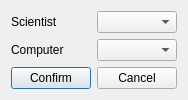
atlie15/GraphicalUI, file GUI/ui/addconnectiondialog.ui: the form before one commit.
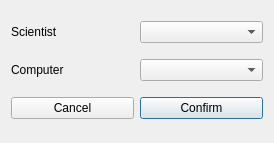
The form after the commit. Icons and pictures are not drawn.

Patch:
```diff
--- a/GUI/ui/addconnectiondialog.ui
+++ b/GUI/ui/addconnectiondialog.ui
@@ -9,8 +9,8 @@
    <rect>
     <x>0</x>
     <y>0</y>
-    <width>174</width>
-    <height>117</height>
+    <width>274</width>
+    <height>143</height>
    </rect>
   </property>
   <property name="sizePolicy">
@@ -22,45 +22,65 @@
   <property name="windowTitle">
    <string>Scientist + Computer</string>
   </property>
-  <layout class="QFormLayout" name="formLayout">
-   <property name="sizeConstraint">
-    <enum>QLayout::SetFixedSize</enum>
-   </property>
-   <item row="2" column="0">
+  <layout class="QVBoxLayout" name="verticalLayout">
+   <item>
+    <layout class="QHBoxLayout" name="horizontalLayout">
+     <item>
     <widget class="QLabel" name="label_scientist">
      <property name="text">
       <string>Scientist</string>
      </property>
     </widget>
    </item>
-   <item row="2" column="1">
+     <item>
     <widget class="QComboBox" name="combo_scientists"/>
    </item>
-   <item row="4" column="0">
+    </layout>
+   </item>
+   <item>
+    <layout class="QHBoxLayout" name="horizontalLayout_2">
+     <item>
     <widget class="QLabel" name="label_computer">
      <property name="text">
       <string>Computer</string>
      </property>
     </widget>
    </item>
-   <item row="4" column="1">
+     <item>
     <widget class="QComboBox" name="combo_computers"/>
    </item>
-   <item row="6" column="0">
-    <widget class="QPushButton" name="pushButton_confirm">
-     <property name="text">
-      <string>Confirm</string>
-     </property>
-    </widget>
+    </layout>
    </item>
-   <item row="6" column="1">
+   <item>
+    <layout class="QHBoxLayout" name="horizontalLayout_3">
+     <item>
     <widget class="QPushButton" name="pushButton_cancel">
+       <property name="focusPolicy">
+        <enum>Qt::NoFocus</enum>
+       </property>
      <property name="text">
       <string>Cancel</string>
      </property>
-    </widget>
-   </item>
-  </layout>
+       <property name="icon">
+        <iconset resource="../icons.qrc">
+         <normaloff>:/icons/icons/Remove.png</normaloff>:/icons/icons/Remove.png</iconset>
+       </property>
+      </widget>
+     </item>
+     <item>
+      <widget class="QPushButton" name="pushButton_confirm">
+       <property name="text">
+        <string>Confirm</string>
+       </property>
+       <property name="icon">
+        <iconset resource="../icons.qrc">
+         <normaloff>:/icons/icons/check.png</normaloff>:/icons/icons/check.png</iconset>
+       </property>
+      </widget>
+     </item>
+    </layout>
+   </item>
+  </layout>
  </widget>
  <resources/>
  <connections/>
```
Left out of the diff: 4 changed lines with no effect on the pictures. Lines whose indentation alone changed are shown as unchanged.
